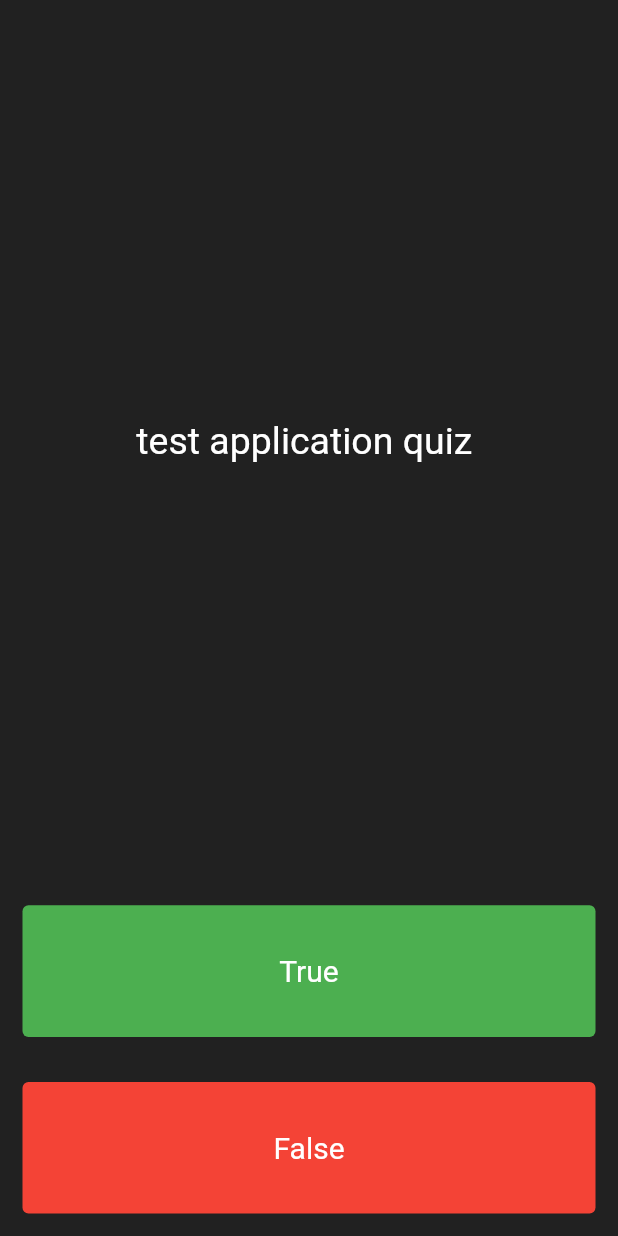
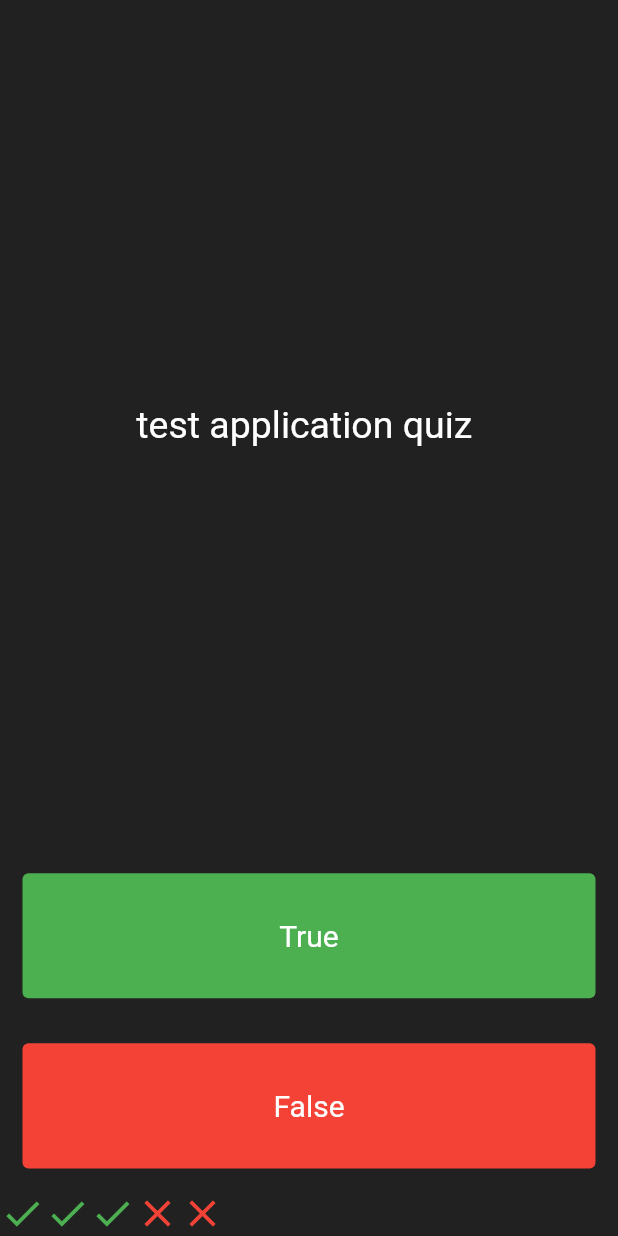
Before and after one commit to imaho-ivou/quizz, a Flutter app: the screen it shows after launch, on a phone screen of 412 x 824 dp. Run offline on Flutter 3.47's test engine with Material 2 defaults, Android fonts, the phone set to English and light mode, and no system bars.

Commit message:
réalisation suivi du score

```diff
--- a/lib/main.dart
+++ b/lib/main.dart
@@ -76,6 +76,35 @@ class _QuizState extends State<Quiz> {
                 ),
               ),
             ),
+            Row(
+              children: [
+                Icon(
+                  Icons.check,
+                  color: Colors.green,
+                  size: 30.0,
+                ),
+                Icon(
+                  Icons.check,
+                  color: Colors.green,
+                  size: 30.0,
+                ),
+                Icon(
+                  Icons.check,
+                  color: Colors.green,
+                  size: 30.0,
+                ),
+                Icon(
+                  Icons.close,
+                  color: Colors.red,
+                  size: 30.0,
+                ),
+                Icon(
+                  Icons.close,
+                  color: Colors.red,
+                  size: 30.0,
+                ),
+              ],
+            )
           ],
         ),
       ),
```
